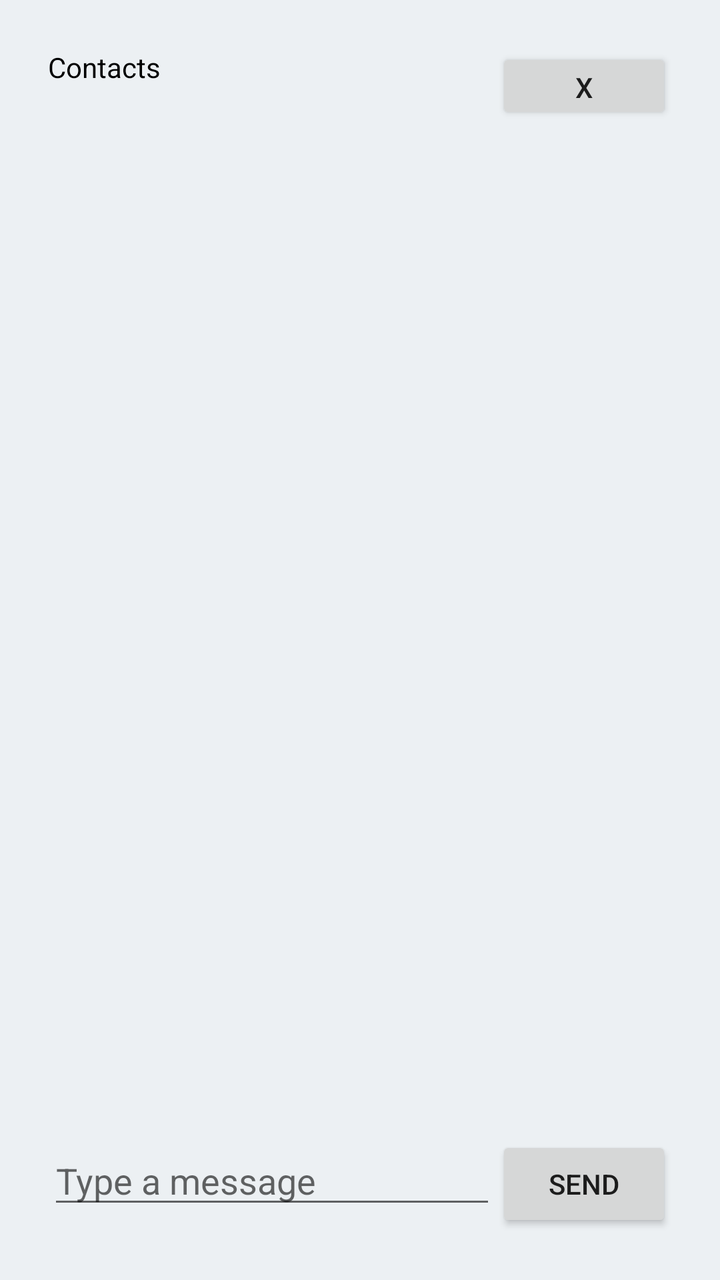
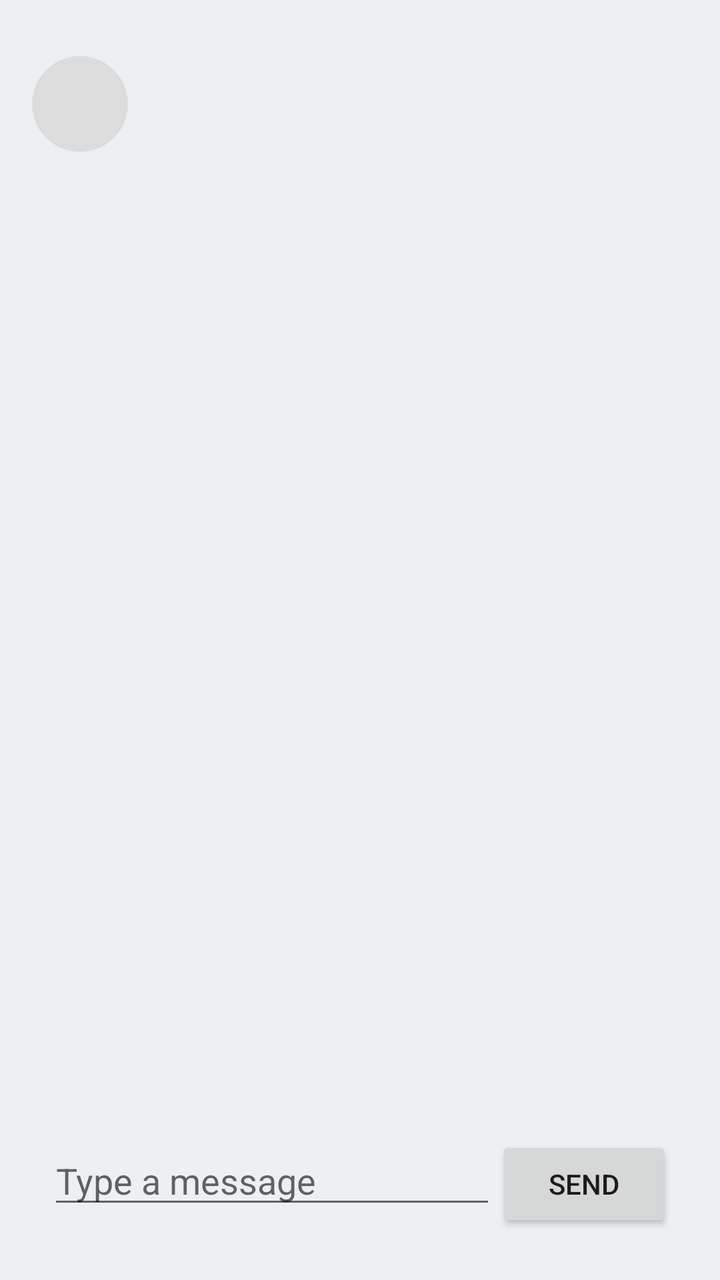

The first picture is an Android layout as it rendered before a commit; the second is the same layout after the commit. The layout source and the unified diff follow.
<!-- AndroidManifest.xml: application theme Theme.Ft_hangouts -->
<!-- res/layout/message.xml -->
<?xml version="1.0" encoding="utf-8"?>
<LinearLayout xmlns:android="http://schemas.android.com/apk/res/android"
    android:layout_width="match_parent"
    android:layout_height="match_parent"
    android:orientation="vertical"
    android:fitsSystemWindows="true"
    android:padding="16dp">

    <LinearLayout
        android:layout_width="match_parent"
        android:layout_height="wrap_content"
        android:orientation="horizontal"
        android:padding="8dp">

        <LinearLayout
            android:layout_width="0dp"
            android:layout_height="wrap_content"
            android:layout_weight="1"
            android:orientation="vertical">

            <TextView
                android:id="@+id/titleText"
                android:textColor="#000000"
                android:layout_width="wrap_content"
                android:layout_height="wrap_content"
                android:text="@string/contacts" />

            <TextView
                android:id="@+id/contactName"
                android:textColor="#000000"
                android:layout_width="wrap_content"
                android:layout_height="wrap_content" />
        </LinearLayout>

        <Button
            android:id="@+id/closeButton"
            android:layout_width="wrap_content"
            android:layout_height="match_parent"
            android:layout_gravity="center_vertical"
            android:text="x" />
    </LinearLayout>

    

    <ListView
        android:id="@+id/listMessages"
        android:layout_width="match_parent"
        android:layout_height="0dp"
        android:layout_weight="1"
        android:divider="@null"
        android:stackFromBottom="true"
        android:transcriptMode="alwaysScroll" />

    <LinearLayout
        android:layout_width="match_parent"
        android:layout_height="wrap_content"
        android:orientation="horizontal"
        android:padding="8dp">

        <EditText
            android:id="@+id/editMessage"
            android:layout_width="0dp"
            android:autofillHints=""
            android:inputType="text"
            android:layout_height="wrap_content"
            android:layout_weight="1"
            android:hint="Type a message" />

        <Button
            android:id="@+id/buttonSend"
            android:layout_width="wrap_content"
            android:layout_height="wrap_content"
            android:text="Send" />
    </LinearLayout>

</LinearLayout>
<!-- resources referenced by this layout -->
<resources>
  <string name="contacts">Contacts</string>
  <style name="Theme.Ft_hangouts" parent="android:Theme.Material.Light.NoActionBar">
          <item name="android:windowBackground">#ECF0F3</item>
      </style>
</resources>

<!-- the commit's change to res/layout/message.xml (unified diff, before → after) -->
@@ -6,38 +6,49 @@
     android:fitsSystemWindows="true"
     android:padding="16dp">
 
-    <LinearLayout
+    <LinearLayout xmlns:android="http://schemas.android.com/apk/res/android"
         android:layout_width="match_parent"
         android:layout_height="wrap_content"
         android:orientation="horizontal"
-        android:padding="8dp">
+        android:gravity="center_vertical"
+        android:paddingTop="12dp"
+        android:paddingBottom="12dp"
+        android:paddingStart="0dp"
+        android:paddingEnd="0dp">
+
+        <TextView
+            android:id="@+id/avatar"
+            android:layout_width="48dp"
+            android:layout_height="48dp"
+            android:background="@drawable/circle_bg"
+            android:gravity="center"
+            android:textColor="#FFFFFF"
+            android:backgroundTint="#dcdcdc"
+            android:textSize="20sp"
+            android:fontFamily="sans-serif-medium" />
 
         <LinearLayout
             android:layout_width="0dp"
             android:layout_height="wrap_content"
             android:layout_weight="1"
+            android:layout_marginStart="12dp"
             android:orientation="vertical">
 
             <TextView
-                android:id="@+id/titleText"
+                android:id="@+id/name"
+                android:layout_width="match_parent"
+                android:layout_height="wrap_content"
                 android:textColor="#000000"
-                android:layout_width="wrap_content"
-                android:layout_height="wrap_content"
-                android:text="@string/contacts" />
+                android:textSize="16sp"
+                android:fontFamily="sans-serif-medium" />
 
             <TextView
-                android:id="@+id/contactName"
-                android:textColor="#000000"
-                android:layout_width="wrap_content"
-                android:layout_height="wrap_content" />
+                android:id="@+id/phone"
+                android:layout_width="match_parent"
+                android:layout_height="wrap_content"
+                android:textColor="#666666"
+                android:textSize="14sp" />
         </LinearLayout>
-
-        <Button
-            android:id="@+id/closeButton"
-            android:layout_width="wrap_content"
-            android:layout_height="match_parent"
-            android:layout_gravity="center_vertical"
-            android:text="x" />
     </LinearLayout>
 
     
<!-- resource entries referenced after the edit -->
@@ -1,8 +1,14 @@
 <!-- resources referenced by this layout -->
 <resources>
-  <string name="contacts">Contacts</string>
+  <!-- drawable circle_bg (drawable) -->
+  <?xml version="1.0" encoding="utf-8"?>
+  <shape xmlns:android="http://schemas.android.com/apk/res/android"
+      android:shape="oval">
+      <solid android:color="@color/black" />
+  </shape>
   <style name="Theme.Ft_hangouts" parent="android:Theme.Material.Light.NoActionBar">
           <item name="android:windowBackground">#ECF0F3</item>
       </style>
+  <color name="black">#FF000000</color>
 </resources>
 
